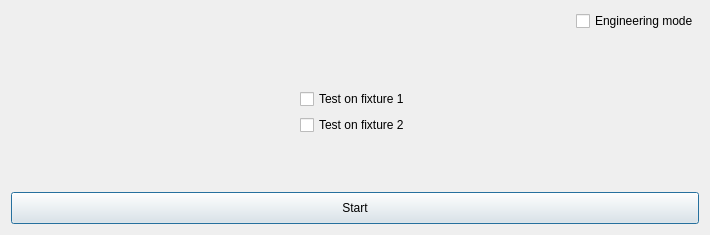
This is ui/fixture_select_dialog.ui in EasonLu1222/readByYourself as Qt 5 draws it before an edit. The edited form follows.
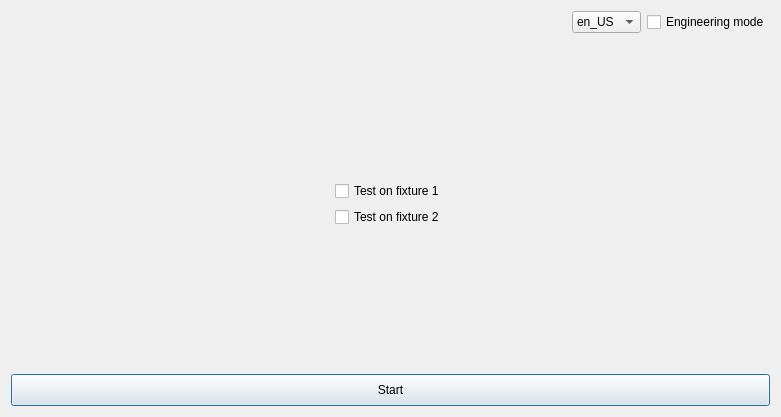
This is the edited form.

Commit message: Add language selection menu

```diff
--- a/ui/fixture_select_dialog.ui
+++ b/ui/fixture_select_dialog.ui
@@ -6,8 +6,8 @@
    <rect>
     <x>0</x>
     <y>0</y>
-    <width>710</width>
-    <height>235</height>
+    <width>781</width>
+    <height>417</height>
    </rect>
   </property>
   <property name="windowTitle">
@@ -18,6 +18,33 @@
     <layout class="QVBoxLayout" name="verticalLayout" stretch="0,0,0,0,0">
      <item>
       <layout class="QHBoxLayout" name="horizontalLayout">
+       <item>
+        <spacer name="horizontalSpacer">
+         <property name="orientation">
+          <enum>Qt::Horizontal</enum>
+         </property>
+         <property name="sizeHint" stdset="0">
+          <size>
+           <width>40</width>
+           <height>20</height>
+          </size>
+         </property>
+        </spacer>
+       </item>
+       <item>
+        <widget class="QComboBox" name="langSelectMenu">
+         <item>
+          <property name="text">
+           <string>en_US</string>
+          </property>
+         </item>
+         <item>
+          <property name="text">
+           <string>zh_TW</string>
+          </property>
+         </item>
+        </widget>
+       </item>
        <item alignment="Qt::AlignRight">
         <widget class="QCheckBox" name="checkBoxEngMode">
          <property name="maximumSize">
```
The commit also changes 7 other files.
